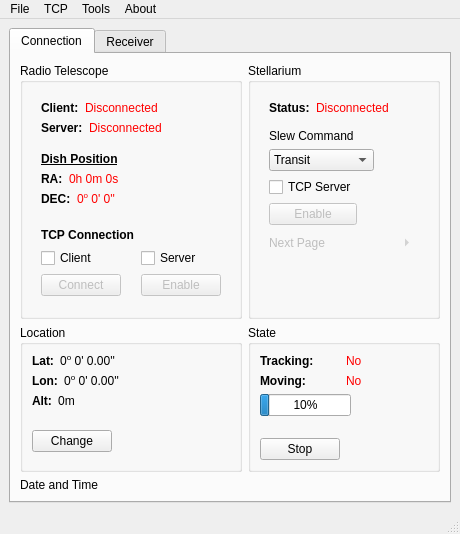
Above: GUI_Windows/RadioTelescope.ui from AmateurRadioTelescopeSystem/RadioTelescope_Controller before the change. Below: the same form after it.
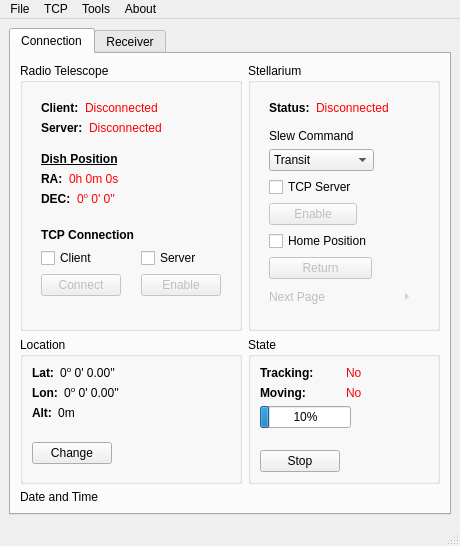
That is the form after the change.

Commit message: Added return to home button

Diff of the .ui file:
```diff
--- a/GUI_Windows/RadioTelescope.ui
+++ b/GUI_Windows/RadioTelescope.ui
@@ -11,7 +11,7 @@
     <x>0</x>
     <y>0</y>
     <width>432</width>
-    <height>526</height>
+    <height>533</height>
    </rect>
   </property>
   <property name="font">
@@ -157,6 +157,33 @@
                 </layout>
                </item>
                <item row="5" column="0">
+                <layout class="QVBoxLayout" name="verticalLayout_4">
+                 <item>
+                  <widget class="QCheckBox" name="checkBox">
+                   <property name="cursor">
+                    <cursorShape>PointingHandCursor</cursorShape>
+                   </property>
+                   <property name="text">
+                    <string>Home Position</string>
+                   </property>
+                  </widget>
+                 </item>
+                 <item>
+                  <widget class="QPushButton" name="HomePositionButton">
+                   <property name="enabled">
+                    <bool>false</bool>
+                   </property>
+                   <property name="cursor">
+                    <cursorShape>PointingHandCursor</cursorShape>
+                   </property>
+                   <property name="text">
+                    <string>Return</string>
+                   </property>
+                  </widget>
+                 </item>
+                </layout>
+               </item>
+               <item row="6" column="0">
                 <widget class="QLabel" name="nextPageLabel">
                  <property name="enabled">
                   <bool>false</bool>
@@ -166,7 +193,7 @@
                  </property>
                 </widget>
                </item>
-               <item row="5" column="1">
+               <item row="6" column="1">
                 <widget class="QToolButton" name="stellNextPageBtn">
                  <property name="enabled">
                   <bool>false</bool>
```
Left out of the diff: 14 changed lines with no effect on the pictures.
